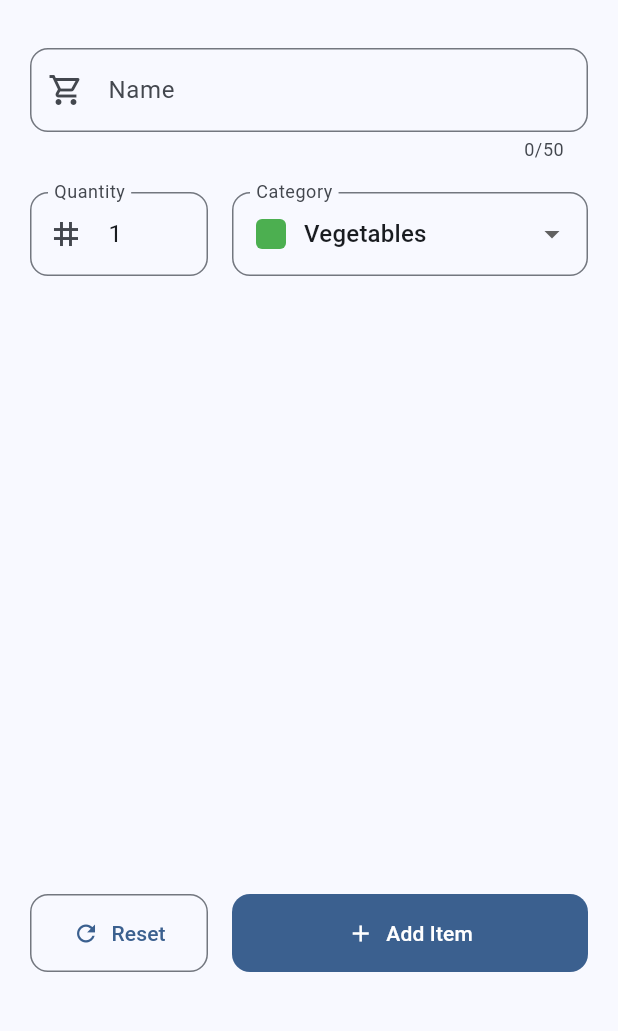
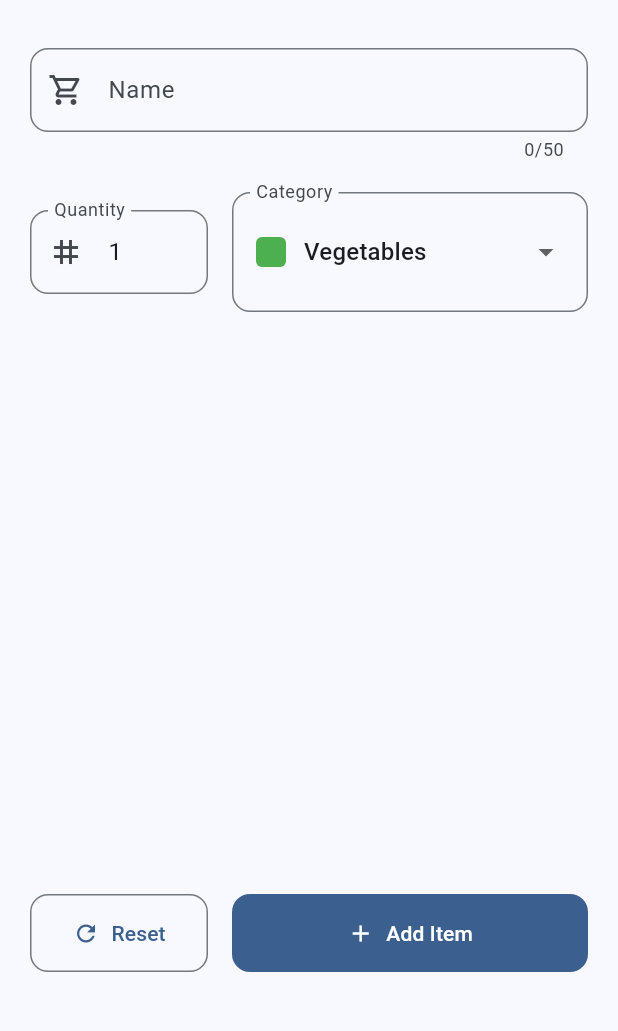
Before and after one commit to dmakarau/Grocerylist, a Flutter app: the NewItem screen opened directly, on a phone screen of 412 x 824 dp, the part 204-1235 px from its top. Run offline on Flutter 3.47's test engine with Material 3 defaults, Android fonts, the phone set to English and light mode, and no system bars.

```diff
--- a/lib/widgets/new_item.dart
+++ b/lib/widgets/new_item.dart
@@ -118,15 +118,22 @@ class _NewItemState extends State<NewItem> {
                   const SizedBox(width: 16),
                   Expanded(
                     flex: 2,
-                    child: DropdownButtonFormField<Category>(
+                    child: FormField<Category>(
                       key: ValueKey(_selectedCategory),
-                      value: _selectedCategory,
+                      initialValue: _selectedCategory,
+                      builder: (FormFieldState<Category> state) {
+                        return InputDecorator(
                           decoration: InputDecoration(
                             labelText: "Category",
                             border: OutlineInputBorder(
                               borderRadius: BorderRadius.circular(12),
                             ),
+                            errorText: state.errorText,
                           ),
+                          child: DropdownButtonHideUnderline(
+                            child: DropdownButton<Category>(
+                              value: state.value,
+                              isExpanded: true,
                               items: [
                                 for (final category in categories.entries)
                                   DropdownMenuItem<Category>(
@@ -151,6 +158,11 @@ class _NewItemState extends State<NewItem> {
                                 setState(() {
                                   _selectedCategory = value!;
                                 });
+                                state.didChange(value);
+                              },
+                            ),
+                          ),
+                        );
                       },
                       onSaved: (value) {
                         _selectedCategory = value ?? categories[Categories.vegetables]!;
```
Lines whose indentation alone changed are shown as unchanged.
